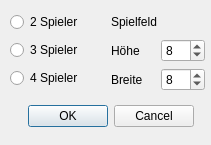
JPaehr/Revrsi, file src/new_game_settings.ui: the form before one commit.
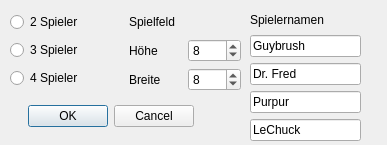
The form after the commit.

Commit message: Spielernamen hinzugefügt, funktionieren noch nicht.

The edit to the form file:
```diff
--- a/src/new_game_settings.ui
+++ b/src/new_game_settings.ui
@@ -6,7 +6,7 @@
    <rect>
     <x>0</x>
     <y>0</y>
-    <width>211</width>
+    <width>387</width>
     <height>145</height>
    </rect>
   </property>
@@ -34,7 +34,7 @@
     <rect>
      <x>10</x>
      <y>10</y>
-     <width>195</width>
+     <width>231</width>
      <height>81</height>
     </rect>
    </property>
@@ -113,6 +113,53 @@
     </item>
    </layout>
   </widget>
+  <widget class="QWidget" name="verticalLayoutWidget">
+   <property name="geometry">
+    <rect>
+     <x>250</x>
+     <y>10</y>
+     <width>111</width>
+     <height>131</height>
+    </rect>
+   </property>
+   <layout class="QVBoxLayout" name="verticalLayout">
+    <item>
+     <widget class="QLabel" name="label">
+      <property name="text">
+       <string>Spielernamen</string>
+      </property>
+     </widget>
+    </item>
+    <item>
+     <widget class="QLineEdit" name="lineEdit_2">
+      <property name="text">
+       <string>Guybrush</string>
+      </property>
+     </widget>
+    </item>
+    <item>
+     <widget class="QLineEdit" name="lineEdit_3">
+      <property name="text">
+       <string>Dr. Fred</string>
+      </property>
+     </widget>
+    </item>
+    <item>
+     <widget class="QLineEdit" name="lineEdit_4">
+      <property name="text">
+       <string>Purpur</string>
+      </property>
+     </widget>
+    </item>
+    <item>
+     <widget class="QLineEdit" name="lineEdit">
+      <property name="text">
+       <string>LeChuck</string>
+      </property>
+     </widget>
+    </item>
+   </layout>
+  </widget>
  </widget>
  <resources/>
  <connections>
```
